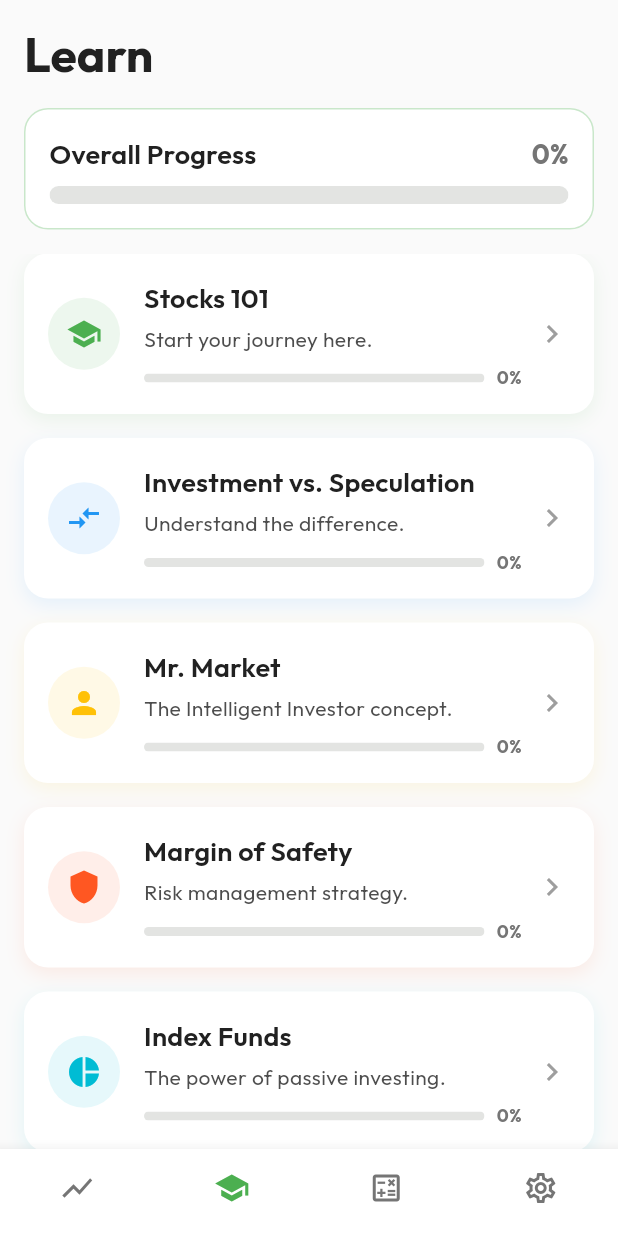
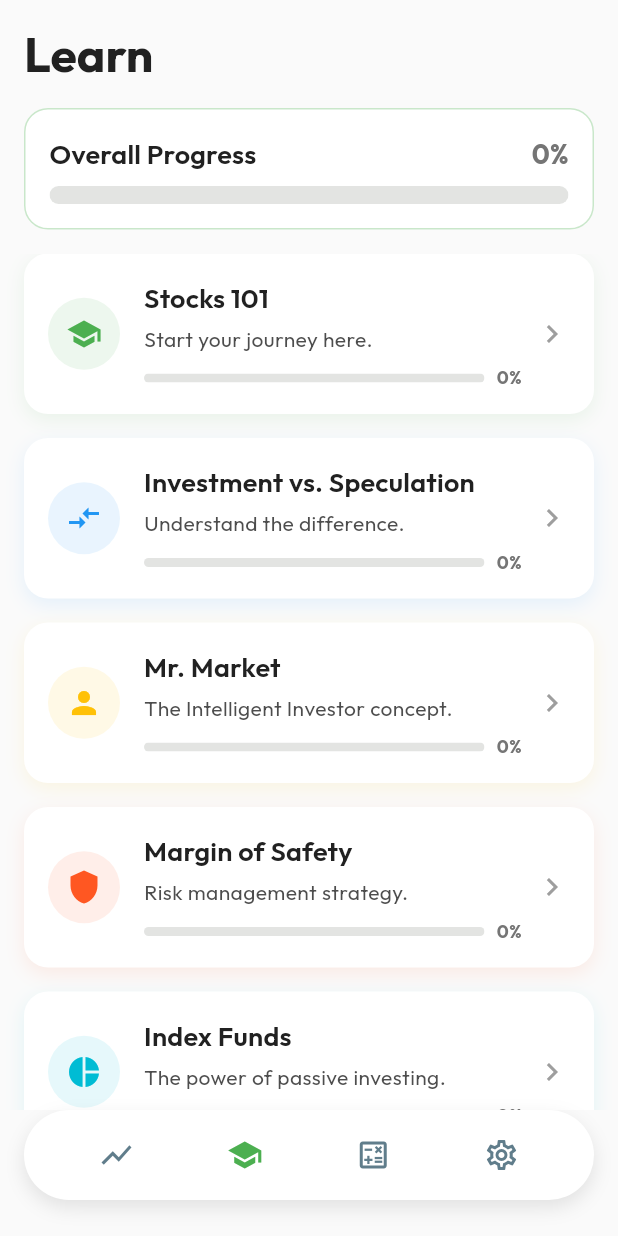
Before and after one commit to swoaib/Investr, a Flutter app: the DashboardScreen screen opened by its route, item 2 of the bottom bar chosen, on a phone screen of 412 x 824 dp. Run offline on Flutter 3.47's test engine with Material 3 defaults, Android fonts, the phone set to English and light mode, and no system bars; our stand-ins replace fl_chart, flutter_svg, go_router, google_fonts, shared_preferences; accounts and stored records are empty; network calls fail.

Commit message:
feat: replace dashboard's default bottom navigation bar with a custom styled component and update theme.

```diff
--- a/lib/src/features/dashboard/presentation/dashboard_screen.dart
+++ b/lib/src/features/dashboard/presentation/dashboard_screen.dart
@@ -4,6 +4,7 @@ import '../../education/presentation/learn_screen.dart';
 import '../../valuation/presentation/valuation_calculator_screen.dart';
 import '../../settings/presentation/settings_screen.dart';
 import 'package:investr/l10n/app_localizations.dart';
+import '../../../shared/theme/app_theme.dart';
 
 class DashboardScreen extends StatefulWidget {
   const DashboardScreen({super.key});
@@ -33,32 +34,69 @@ class _DashboardScreenState extends State<DashboardScreen> {
   Widget build(BuildContext context) {
     final l10n = AppLocalizations.of(context)!;
     return Scaffold(
+      extendBody: true,
       body: IndexedStack(index: _selectedIndex, children: _pages),
-      bottomNavigationBar: BottomNavigationBar(
-        currentIndex: _selectedIndex,
-        onTap: _onItemTapped,
-        items: [
-          BottomNavigationBarItem(
-            icon: const Icon(Icons.show_chart),
-            label: l10n.navStocks,
+      bottomNavigationBar: Padding(
+        padding: const EdgeInsets.fromLTRB(16, 0, 16, 24),
+        child: Container(
+          height: 60,
+          decoration: BoxDecoration(
+            color: Theme.of(context).cardTheme.color,
+            borderRadius: BorderRadius.circular(30),
+            boxShadow: [
+              BoxShadow(
+                color: Colors.black.withValues(alpha: 0.1),
+                blurRadius: 10,
+                offset: const Offset(0, 5),
+              ),
+            ],
           ),
-          BottomNavigationBarItem(
-            icon: const Icon(Icons.school_outlined),
-            activeIcon: const Icon(Icons.school),
-            label: l10n.navLearn,
+          child: Row(
+            mainAxisAlignment: MainAxisAlignment.spaceEvenly,
+            children: [
+              _buildNavItem(0, Icons.show_chart, l10n.navStocks),
+              _buildNavItem(
+                1,
+                Icons.school_outlined,
+                l10n.navLearn,
+                activeIcon: Icons.school,
+              ),
+              _buildNavItem(
+                2,
+                Icons.calculate_outlined,
+                l10n.navValue,
+                activeIcon: Icons.calculate,
+              ),
+              _buildNavItem(
+                3,
+                Icons.settings_outlined,
+                l10n.navSettings,
+                activeIcon: Icons.settings,
+              ),
+            ],
           ),
-          BottomNavigationBarItem(
-            icon: const Icon(Icons.calculate_outlined),
-            activeIcon: const Icon(Icons.calculate),
-            label: l10n.navValue,
-          ),
-          BottomNavigationBarItem(
-            icon: const Icon(Icons.settings_outlined),
-            activeIcon: const Icon(Icons.settings),
-            label: l10n.navSettings,
-          ),
-        ],
+        ),
       ),
     );
   }
+
+  Widget _buildNavItem(
+    int index,
+    IconData icon,
+    String label, {
+    IconData? activeIcon,
+  }) {
+    final isSelected = _selectedIndex == index;
+    final color = isSelected ? AppTheme.primaryGreen : Colors.blueGrey;
+
+    return IconButton(
+      onPressed: () => _onItemTapped(index),
+      icon: Icon(
+        isSelected ? (activeIcon ?? icon) : icon,
+        color: color,
+        size: 24,
+      ),
+      tooltip: label,
+    );
+  }
 }
--- a/lib/src/shared/theme/app_theme.dart
+++ b/lib/src/shared/theme/app_theme.dart
@@ -99,12 +99,12 @@ class AppTheme {
         contentPadding: const EdgeInsets.all(12),
         hintStyle: GoogleFonts.outfit(color: textGrey),
       ),
-      bottomNavigationBarTheme: BottomNavigationBarThemeData(
-        backgroundColor: Colors.white,
+      bottomNavigationBarTheme: const BottomNavigationBarThemeData(
+        backgroundColor: Colors.transparent,
         selectedItemColor: primaryGreen,
         unselectedItemColor: textGrey,
         type: BottomNavigationBarType.fixed,
-        elevation: 8,
+        elevation: 0,
         showSelectedLabels: false,
         showUnselectedLabels: false,
       ),
@@ -193,12 +193,12 @@ class AppTheme {
         contentPadding: const EdgeInsets.all(12),
         hintStyle: GoogleFonts.outfit(color: textGrey),
       ),
-      bottomNavigationBarTheme: BottomNavigationBarThemeData(
-        backgroundColor: cardColorDark,
+      bottomNavigationBarTheme: const BottomNavigationBarThemeData(
+        backgroundColor: Colors.transparent,
         selectedItemColor: primaryGreen,
         unselectedItemColor: textGrey,
         type: BottomNavigationBarType.fixed,
-        elevation: 8,
+        elevation: 0,
         showSelectedLabels: false,
         showUnselectedLabels: false,
       ),
```
